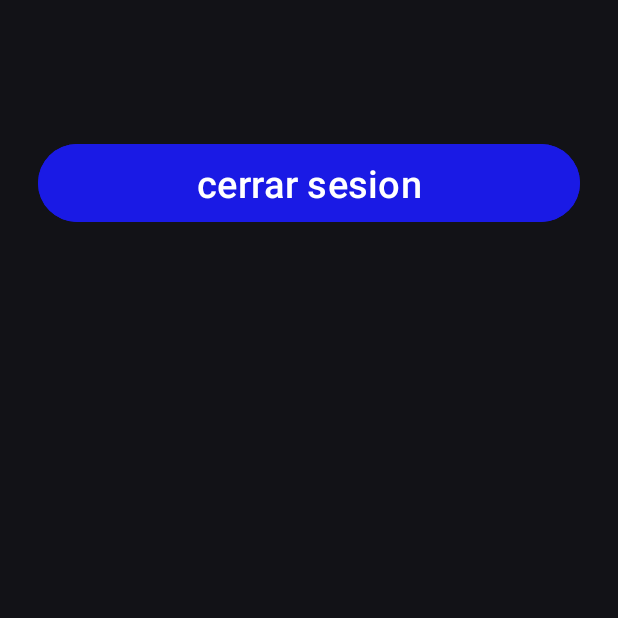
After one commit to EmanuelSotomayor/seminariolenguajes-unla-grupo01, an Android app: the UserActivity screen opened directly, with no data from a screen before it, on a phone screen of 412 x 824 dp, the top half of it. The commit adds this screen. Run offline under Robolectric (Android 15) with nearby library versions, the phone set to English and light mode, and no system bars.

Commit message:
Adding user activity

```diff
--- /dev/null
+++ b/app/src/main/java/com/example/pelisapp/activities/UserActivity.kt
@@ -0,0 +1,68 @@
+package com.example.pelisapp.activities
+
+import android.content.Intent
+import android.os.Bundle
+import android.widget.Button
+import android.widget.TextView
+import android.widget.Toast
+import androidx.activity.enableEdgeToEdge
+import androidx.appcompat.app.AppCompatActivity
+import androidx.core.view.ViewCompat
+import androidx.core.view.WindowInsetsCompat
+import com.example.pelisapp.R
+
+class UserActivity : AppCompatActivity() {
+    private lateinit var sharedPreferences: android.content.SharedPreferences
+   private lateinit var textUserName: TextView
+    private lateinit var btnLogout: Button
+    private lateinit var userName: String
+
+    override fun onCreate(savedInstanceState: Bundle?) {
+        super.onCreate(savedInstanceState)
+        enableEdgeToEdge()
+        setContentView(R.layout.activity_user)
+        textUserName = findViewById(R.id.textUserName)
+        btnLogout = findViewById(R.id.btnLogout)
+        sharedPreferences = getSharedPreferences("user_session", MODE_PRIVATE)
+        userName = sharedPreferences.getString("username", "") ?: ""
+        textUserName.text = userName
+        btnLogout.setOnClickListener {
+            logout()
+        }
+        ViewCompat.setOnApplyWindowInsetsListener(findViewById(R.id.main)) { v, insets ->
+            val systemBars = insets.getInsets(WindowInsetsCompat.Type.systemBars())
+            v.setPadding(systemBars.left, systemBars.top, systemBars.right, systemBars.bottom)
+            insets
+        }
+    }
+    private fun logout() {
+        // Eliminar todos los datos almacenados en SharedPreferences
+        val sharedPreferences = getSharedPreferences("user_session", MODE_PRIVATE)
+        val isCheckboxChecked = sharedPreferences.getBoolean("isChecked", false)
+        if (!isCheckboxChecked) {
+            clearAllStoredData()
+        }
+
+        // Navegar a la pantalla de inicio de sesión
+        val intent = Intent(this, LoginActivity::class.java)
+        intent.flags = Intent.FLAG_ACTIVITY_NEW_TASK or Intent.FLAG_ACTIVITY_CLEAR_TASK
+        startActivity(intent)
+        finish() // Finalizar la actividad actual
+    }
+    private fun clearAllStoredData() {
+        // Accede a SharedPreferences
+        val sharedPreferences = getSharedPreferences("user_session", MODE_PRIVATE)
+
+        // Crear el editor para modificar SharedPreferences
+        val editor = sharedPreferences.edit()
+
+        // Limpiar todas las referencias guardadas
+        editor.clear()
+
+        // Aplicar los cambios
+        editor.apply()
+
+        // Informar al usuario (opcional)
+
+    }
+}
--- /dev/null
+++ b/app/src/main/res/layout/activity_user.xml
@@ -0,0 +1,39 @@
+<?xml version="1.0" encoding="utf-8"?>
+<androidx.constraintlayout.widget.ConstraintLayout xmlns:android="http://schemas.android.com/apk/res/android"
+    xmlns:app="http://schemas.android.com/apk/res-auto"
+    xmlns:tools="http://schemas.android.com/tools"
+    android:id="@+id/main"
+    android:layout_width="match_parent"
+    android:layout_height="match_parent"
+    tools:context=".activities.UserActivity"
+    android:background="@color/color_background"
+    >
+
+    <TextView
+        android:id="@+id/textUserName"
+        android:layout_width="wrap_content"
+        android:layout_height="wrap_content"
+        android:text="user activity"
+        android:textColor="@color/color_text_secondary"
+        android:textSize="@dimen/text_size_large"
+        app:layout_constraintEnd_toEndOf="parent"
+        app:layout_constraintStart_toStartOf="parent"
+        app:layout_constraintTop_toTopOf="parent"
+        android:layout_margin="@dimen/margin_large"
+        />
+
+    <Button
+        android:id="@+id/btnLogout"
+        android:layout_width="match_parent"
+        android:layout_height="60dp"
+        android:textSize="@dimen/text_size_large"
+        android:text="@string/cerrar_sesion"
+        app:layout_constraintEnd_toEndOf="parent"
+        app:layout_constraintStart_toStartOf="parent"
+        app:layout_constraintTop_toBottomOf="@+id/textUserName"
+        android:layout_margin="@dimen/text_size_large"
+        android:textColor="@color/color_text_secondary"
+        android:backgroundTint="@color/color_btn_primary"
+        />
+
+</androidx.constraintlayout.widget.ConstraintLayout>
--- a/app/src/main/res/values/strings.xml
+++ b/app/src/main/res/values/strings.xml
@@ -20,5 +20,7 @@
     <string name="favorite_title">Películas Favoritas</string>
     <string name="title">Title</string>
     <string name="test">Test</string>
+    <string name="film_image">Film Image</string>
+    <string name="cerrar_sesion">cerrar sesion</string>
 
 </resources>
```
Also changed, not shown: app/src/main/AndroidManifest.xml (+11 -8 lines), app/src/main/java/com/example/pelisapp/activities/HomeMenuActivity.kt (+39 -1 lines).
